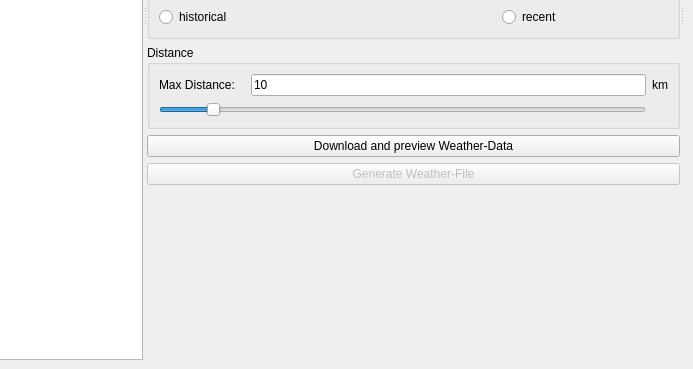
Old version of the form ClimateDataGenerator/src/DWDMainWindow.ui in the repository Arombolosh/dwdImporter; both pictures show x 413 to 1106 and y 339 to 708 of the 1106 by 708 pixel window.
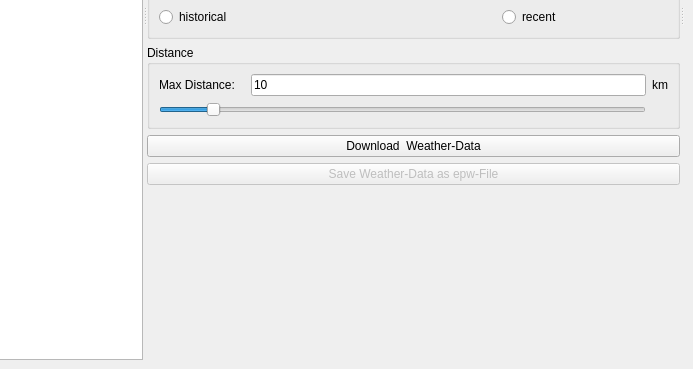
New version of the form. Custom widgets are drawn as their Qt base class.

What changed in the file:
```diff
--- a/ClimateDataGenerator/src/DWDMainWindow.ui
+++ b/ClimateDataGenerator/src/DWDMainWindow.ui
@@ -262,7 +262,7 @@
         <item>
          <widget class="QPushButton" name="pushButtonPreview">
           <property name="text">
-           <string>Download and preview Weather-Data</string>
+           <string>Download  Weather-Data</string>
           </property>
          </widget>
         </item>
@@ -272,7 +272,7 @@
            <bool>false</bool>
           </property>
           <property name="text">
-           <string>Generate Weather-File</string>
+           <string>Save Weather-Data as epw-File</string>
           </property>
          </widget>
         </item>
```
Left out of the diff: 2 changed lines with no effect on the pictures.
